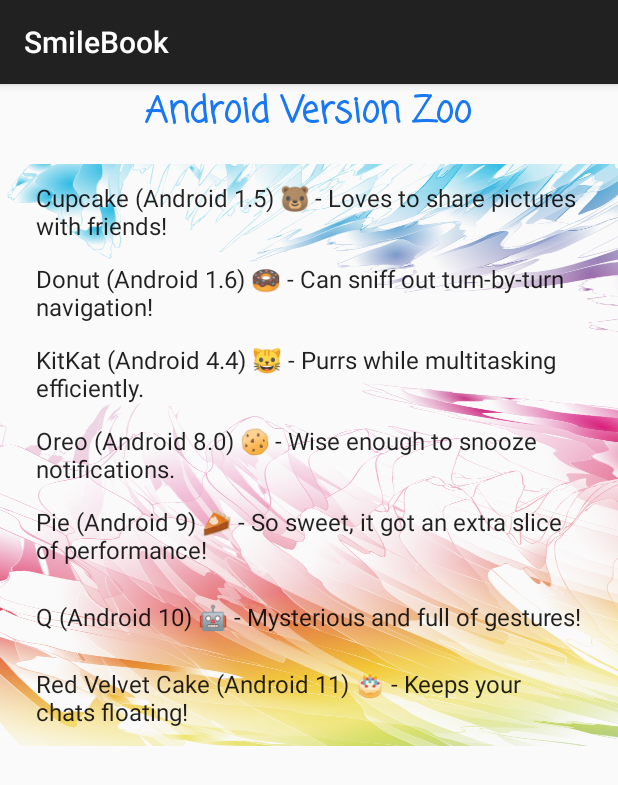
After one commit to Shoojan/SmileBook, an Android app: the fragment ListViewFragment shown on its own in the app's theme, on a phone screen of 412 x 824 dp. The commit adds this screen. Shown: the top 785 px of the screen. Run offline under Robolectric (Android 15) with nearby library versions, the phone set to English and light mode, and no system bars.

Commit message:
Implemented ListView

```diff
--- a/app/src/main/AndroidManifest.xml
+++ b/app/src/main/AndroidManifest.xml
@@ -43,8 +43,10 @@
             android:parentActivityName=".LoginActivity" />
         <activity
             android:name=".LoginActivity"
-            android:exported="false">
-        </activity>
+            android:exported="false" />
+        <activity
+            android:name=".list_grid_recycler.ViewAdapterActivity"
+            android:exported="false" />
     </application>
 
 </manifest>
--- /dev/null
+++ b/app/src/main/java/com/example/smilebook/list_grid_recycler/ListViewFragment.java
@@ -0,0 +1,76 @@
+package com.example.smilebook.list_grid_recycler;
+
+import android.os.Bundle;
+import android.view.LayoutInflater;
+import android.view.View;
+import android.view.ViewGroup;
+import android.widget.ArrayAdapter;
+import android.widget.ListView;
+import android.widget.Toast;
+
+import androidx.fragment.app.Fragment;
+
+import com.example.smilebook.R;
+
+
+public class ListViewFragment extends Fragment {
+
+    // Define Android versions and fun facts
+    private final String[] androidVersions = {
+            "Cupcake (Android 1.5) 🐻 - Loves to share pictures with friends!",
+            "Donut (Android 1.6) 🍩 - Can sniff out turn-by-turn navigation!",
+            "KitKat (Android 4.4) 🐱 - Purrs while multitasking efficiently.",
+            "Oreo (Android 8.0) 🍪 - Wise enough to snooze notifications.",
+            "Pie (Android 9) 🥧 - So sweet, it got an extra slice of performance!",
+            "Q (Android 10) 🤖 - Mysterious and full of gestures!",
+            "Red Velvet Cake (Android 11) 🎂 - Keeps your chats floating!"
+    };
+
+    @Override
+    public View onCreateView(LayoutInflater inflater, ViewGroup container,
+                             Bundle savedInstanceState) {
+        // Inflate the layout for this fragment
+        View fragmentView = inflater.inflate(R.layout.fragment_listview, container, false);
+
+        // Find ListView by ID
+        ListView listView = fragmentView.findViewById(R.id.listView);
+
+        // Create ArrayAdapter
+        ArrayAdapter<String> adapter = new ArrayAdapter<>(requireContext(), android.R.layout.simple_list_item_1, androidVersions);
+
+        // Set the adapter for ListView
+        listView.setAdapter(adapter);
+
+        // Set an item click listener for ListView
+        listView.setOnItemClickListener((parent, view, position, id) -> {
+            // Display a Toast message with a fun fact
+            String versionName = androidVersions[position].split(" ")[0];
+            String message = "Fun fact about " + versionName + ": " + getFunFact(position);
+            Toast.makeText(getActivity(), message, Toast.LENGTH_SHORT).show();
+        });
+
+        return fragmentView;
+    }
+
+    // Method to provide fun facts for each Android version
+    private String getFunFact(int position) {
+        switch (position) {
+            case 0:
+                return "Introduced the on-screen keyboard.";
+            case 1:
+                return "First to support different screen sizes.";
+            case 2:
+                return "Improved memory management.";
+            case 3:
+                return "Introduced picture-in-picture mode.";
+            case 4:
+                return "Enhanced AI capabilities.";
+            case 5:
+                return "Gesture navigation added.";
+            case 6:
+                return "Increased focus on privacy.";
+            default:
+                return "A significant update!";
+        }
+    }
+}
--- a/app/src/main/java/com/example/smilebook/splash/SplashActivity.java
+++ b/app/src/main/java/com/example/smilebook/splash/SplashActivity.java
@@ -18,7 +18,7 @@
 import com.example.smilebook.R;
 
 public class SplashActivity extends AppCompatActivity {
-    private static final int SPLASH_DURATION = 2000; // Duration in milliseconds (3 seconds)
+    private static final int SPLASH_DURATION = 1000; // Duration in milliseconds (3 seconds)
 
     @Override
     protected void onCreate(Bundle savedInstanceState) {
--- a/app/src/main/res/anim/scale.xml
+++ b/app/src/main/res/anim/scale.xml
@@ -1,6 +1,6 @@
 <?xml version="1.0" encoding="utf-8"?>
 <scale xmlns:android="http://schemas.android.com/apk/res/android"
-    android:duration="2000"
+    android:duration="1000"
     android:fillAfter="true"
     android:fromXScale="0.5"
     android:fromYScale="0.5"
--- /dev/null
+++ b/app/src/main/res/layout/fragment_listview.xml
@@ -0,0 +1,31 @@
+<?xml version="1.0" encoding="utf-8"?>
+<RelativeLayout xmlns:android="http://schemas.android.com/apk/res/android"
+    xmlns:tools="http://schemas.android.com/tools"
+    android:layout_width="match_parent"
+    android:layout_height="match_parent"
+    tools:context=".fragments.BlueFragment">
+
+    <!-- Title for the ListView -->
+    <TextView
+        android:id="@+id/titleTextView"
+        android:layout_width="wrap_content"
+        android:layout_height="wrap_content"
+        android:layout_centerHorizontal="true"
+        android:layout_marginBottom="16dp"
+        android:fontFamily="casual"
+        android:text="Android Version Zoo"
+        android:textColor="@color/primary_smile"
+        android:textSize="24sp"
+        android:textStyle="bold" />
+
+    <!-- ListView for displaying Android versions -->
+    <ListView
+        android:id="@+id/listView"
+        android:layout_width="match_parent"
+        android:layout_height="wrap_content"
+        android:layout_below="@id/titleTextView"
+        android:background="@drawable/login_background"
+        android:divider="@android:color/transparent"
+        android:dividerHeight="6dp"
+        android:padding="8dp" />
+</RelativeLayout>
```
Also changed, not shown: app/src/main/java/com/example/smilebook/MainActivity.java (+7 -0 lines), app/src/main/java/com/example/smilebook/list_grid_recycler/ViewAdapterActivity.java (added, +45 -0 lines), app/src/main/res/layout/activity_view_adapter.xml (added, +66 -0 lines).
